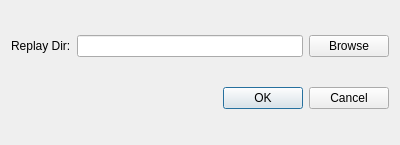
The window that preferences.ui (computerfr33k/Dota2_Replay_Manager) describes before a commit, drawn with Qt 5.
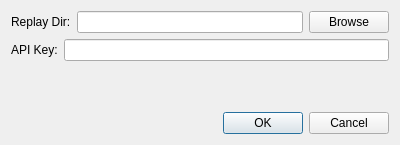
The same window after the commit.

The edit to the form file:
```diff
--- a/preferences.ui
+++ b/preferences.ui
@@ -35,6 +35,20 @@
      </item>
     </layout>
    </item>
+   <item>
+    <layout class="QFormLayout" name="formLayout">
+     <item row="0" column="0">
+      <widget class="QLabel" name="label_2">
+       <property name="text">
+        <string>API Key:</string>
+       </property>
+      </widget>
+     </item>
+     <item row="0" column="1">
+      <widget class="QLineEdit" name="apiKeyTextEdit"/>
+     </item>
+    </layout>
+   </item>
    <item>
     <widget class="QDialogButtonBox" name="buttonBox">
      <property name="orientation">
```
